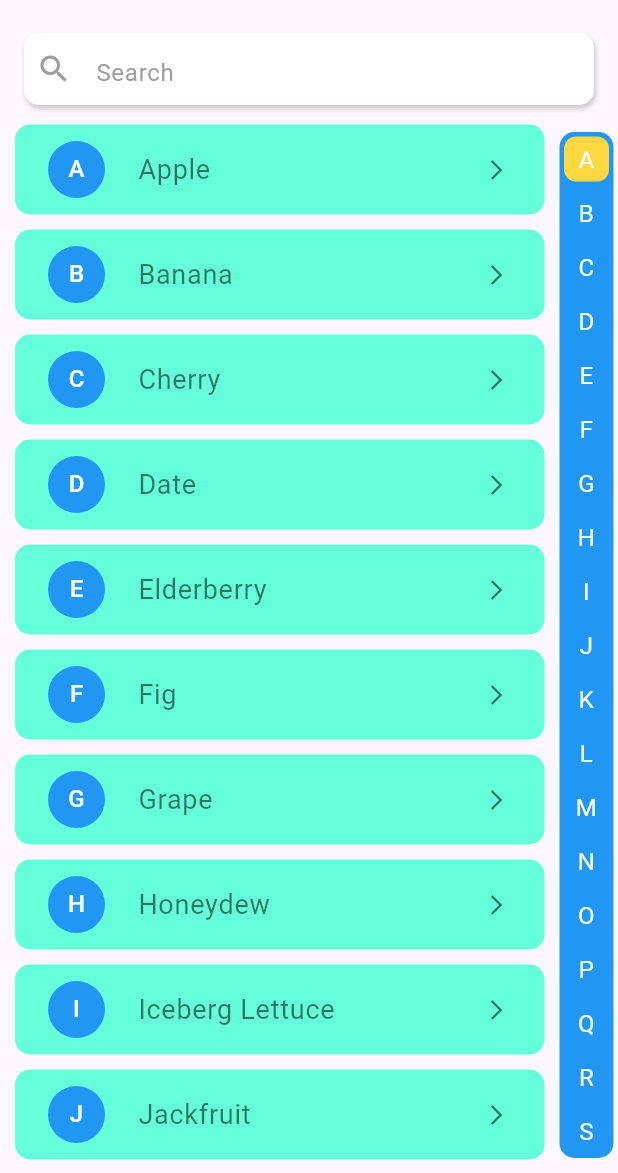
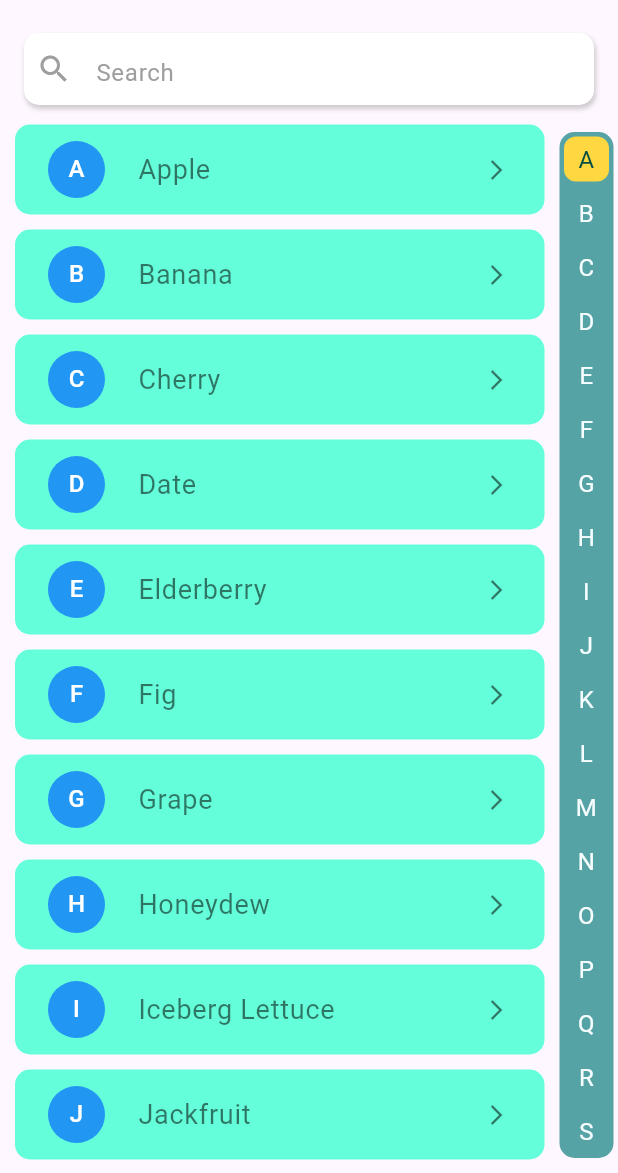
Before and after one commit to DeveloperKits/alphabet_navigation, a Flutter app: the screen it shows after launch, on a phone screen of 412 x 824 dp, the part 63-1236 px from its top. Run offline on Flutter 3.47's test engine with Material 3 defaults, Android fonts, the phone set to English and light mode, and no system bars.

Commit message:
version 2.0.0 uploaded

```diff
--- a/example/lib/main.dart
+++ b/example/lib/main.dart
@@ -47,11 +47,7 @@ class AlphabetListViewExample extends StatelessWidget {
         stringList: stringList,
         dynamicList: dynamicList,
         showSearchField: true,
-        backgroundColor: Colors.blue,
-        selectedColor: Colors.white,
         circleSelectedLetter: true,
-        listDirection: ListDirection.right,
-        circleBorderRadius: 8,
         itemBuilder: (context, index, dynamicList) {
           /// Build the item widget
           return Container(
--- a/pubspec.yaml
+++ b/pubspec.yaml
@@ -1,6 +1,6 @@
 name: alphabet_navigation
 description: "A Flutter package that provides an alphabetically indexed list view."
-version: 1.2.1
+version: 2.0.0
 homepage: https://github.com/DeveloperKits/alphabet_navigation
 
 environment:
```
Also changed, not shown: example/pubspec.lock, 2 other files.
